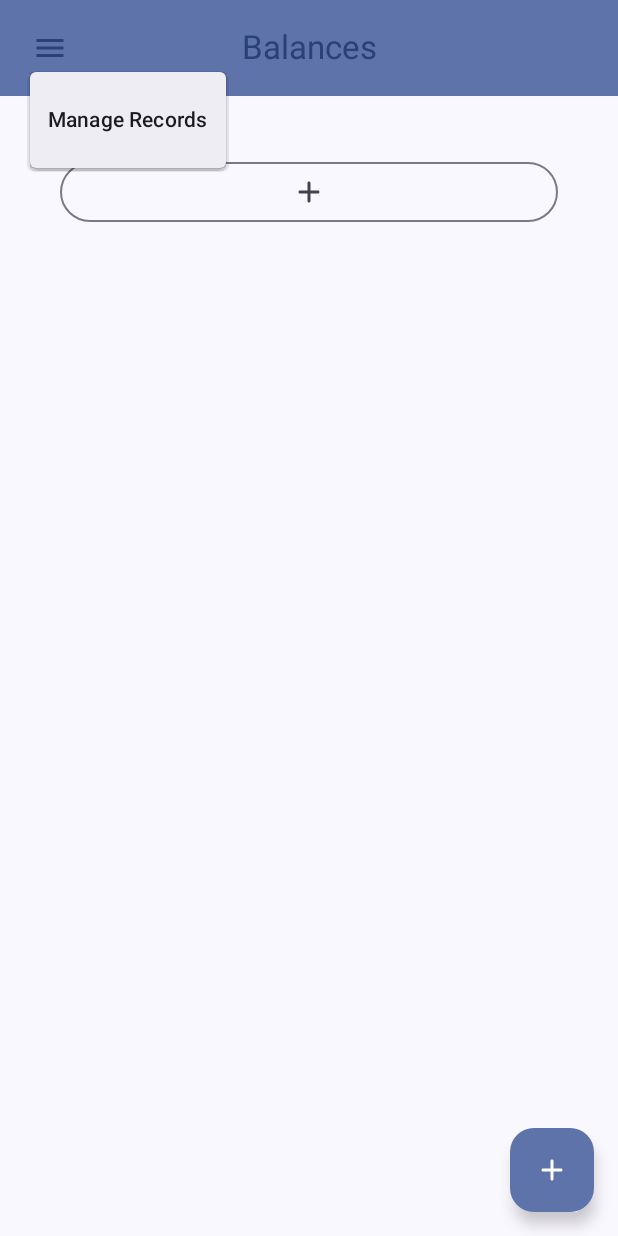
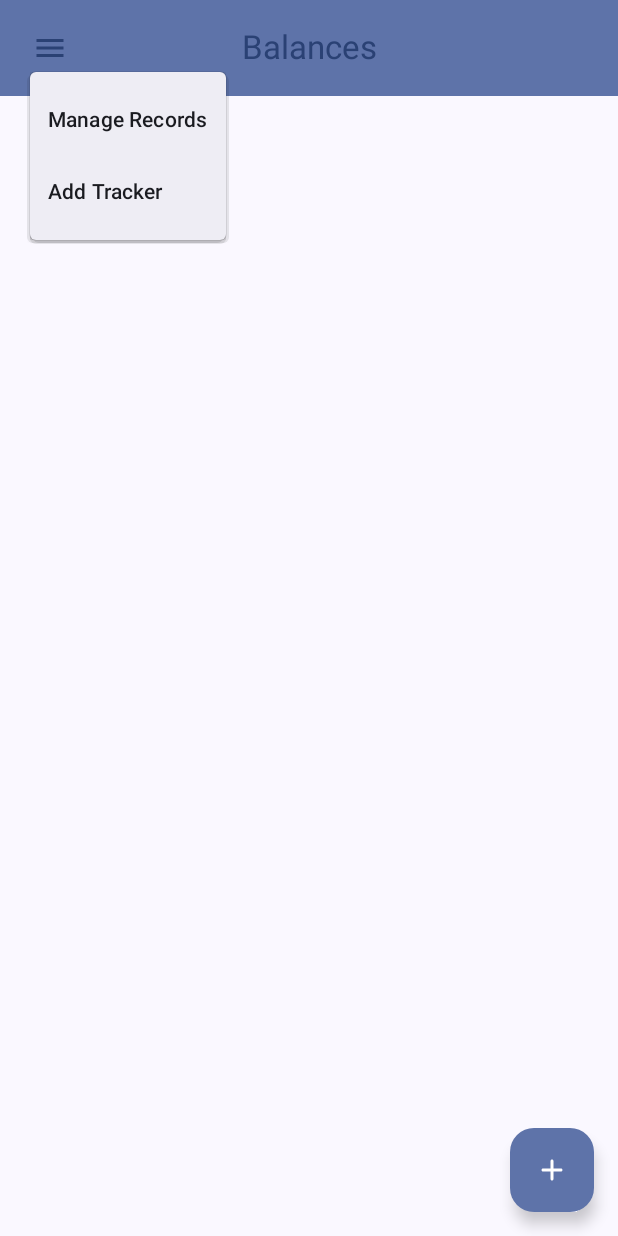
Before and after one commit to Ethanscharlie/Cash-On-Track, an Android app built with Jetpack Compose: the screen it shows after launch (MainActivity), after a tap on "Localized description", on a phone screen of 412 x 824 dp. Run offline under Robolectric (Android 15) with nearby library versions, the phone set to English and light mode, and no system bars; libraries missing offline, so code that uses them is left out: androidx.test.core.

Commit message:
Moved add tracker button into menu

```diff
--- a/app/src/main/java/com/example/financemanager/BalanceView.kt
+++ b/app/src/main/java/com/example/financemanager/BalanceView.kt
@@ -104,6 +104,12 @@ fun DropMenu(
                     navController.navigate(Screen.ManageRecords.name)
                 }
             )
+            DropdownMenuItem(
+                text = { Text("Add Tracker") },
+                onClick = {
+                    navController.navigate(Screen.Tracker.name)
+                }
+            )
         }
     }
 }
@@ -116,16 +122,6 @@ fun TrackerBalanceList(navController: NavHostController) {
         val trackerNamesList = Tracker.getAvailableTrackers()
         for (trackerName in trackerNamesList) {
             TrackerBalance(trackerName)
-        }
-
-        OutlinedButton (
-            onClick = {
-                navController.navigate(Screen.Tracker.name)
-            },
-            modifier = Modifier
-                .width(1000.dp)
-        ) {
-            Icon(Icons.Rounded.Add, contentDescription = "Add")
         }
     }
 }
```
